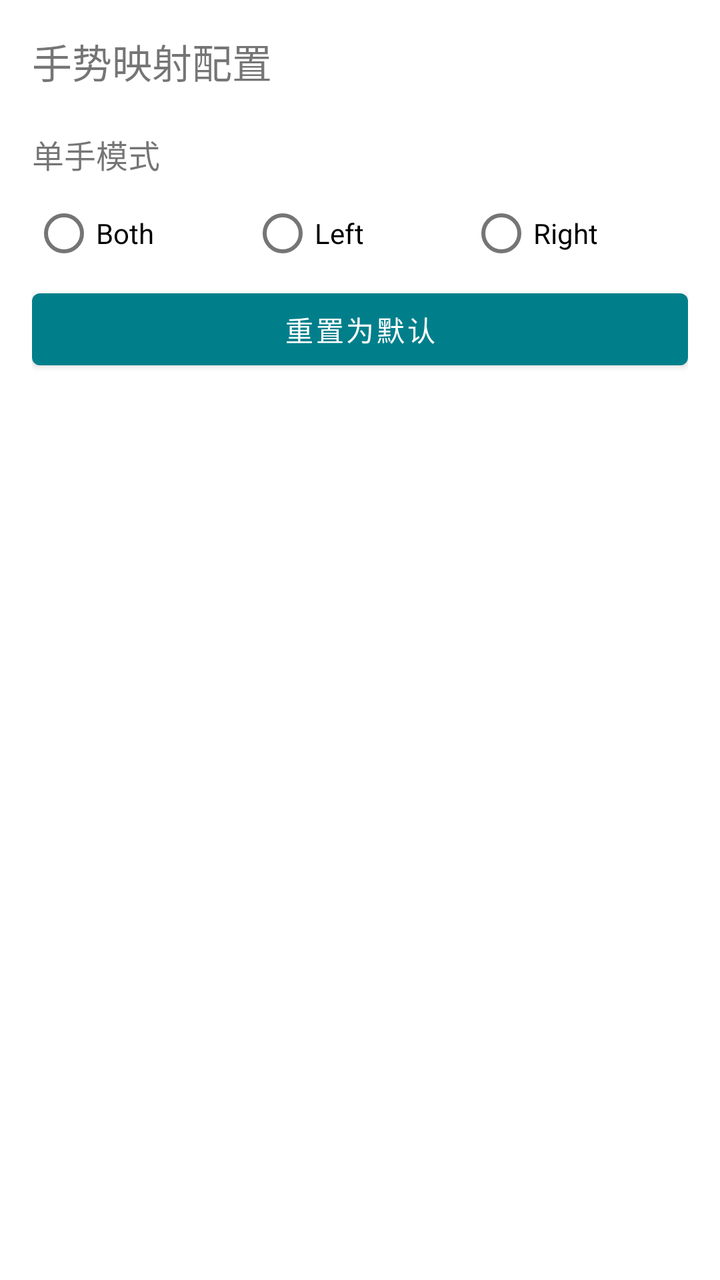
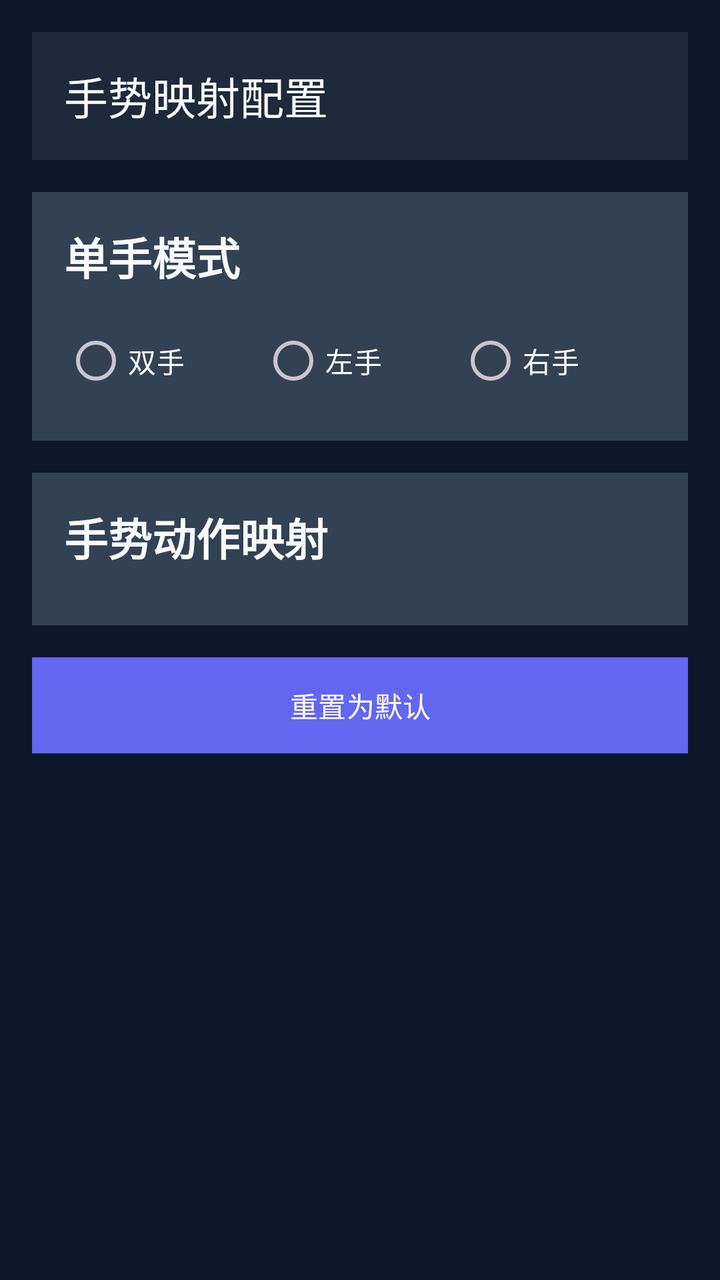

Before-and-after screenshots of an Android layout around one commit, followed by the original layout XML and the change that was made.
<!-- AndroidManifest.xml: application theme AppTheme -->
<!-- res/layout/activity_gesture_mapping.xml -->
<?xml version="1.0" encoding="utf-8"?>
<ScrollView xmlns:android="http://schemas.android.com/apk/res/android"
    android:layout_width="match_parent"
    android:layout_height="match_parent">

    <LinearLayout
        android:id="@+id/container"
        android:orientation="vertical"
        android:padding="16dp"
        android:layout_width="match_parent"
        android:layout_height="wrap_content">

        

        <TextView
            android:layout_width="match_parent"
            android:layout_height="wrap_content"
            android:paddingBottom="12dp"
            android:text="手势映射配置"
            android:textSize="20sp" />

        
        <TextView
            android:id="@+id/tv_single_hand_label"
            android:layout_width="match_parent"
            android:layout_height="wrap_content"
            android:text="单手模式"
            android:textSize="16sp"
            android:paddingTop="8dp"
            android:paddingBottom="4dp" />

        <RadioGroup
            android:id="@+id/rg_single_hand"
            android:layout_width="match_parent"
            android:layout_height="wrap_content"
            android:orientation="horizontal">

            <RadioButton
                android:id="@+id/rb_both"
                android:layout_width="0dp"
                android:layout_height="wrap_content"
                android:layout_weight="1"
                android:text="Both" />

            <RadioButton
                android:id="@+id/rb_left"
                android:layout_width="0dp"
                android:layout_height="wrap_content"
                android:layout_weight="1"
                android:text="Left" />

            <RadioButton
                android:id="@+id/rb_right"
                android:layout_width="0dp"
                android:layout_height="wrap_content"
                android:layout_weight="1"
                android:text="Right" />

        </RadioGroup>
        <Button
            android:id="@+id/btn_reset_defaults"
            android:layout_width="match_parent"
            android:layout_height="wrap_content"
            android:text="重置为默认" />

    </LinearLayout>
</ScrollView>
<!-- resources referenced by this layout -->
<resources>
  <style name="AppTheme" parent="Theme.MaterialComponents.Light.NoActionBar">
          
          <item name="colorPrimary">@color/mp_color_primary</item>
          <item name="colorPrimaryVariant">@color/mp_color_primary_variant</item>
          <item name="colorPrimaryDark">@color/mp_color_primary_dark</item>
          
          <item name="colorSecondary">@color/mp_color_secondary</item>
          <item name="colorSecondaryVariant">@color/mp_color_secondary_variant</item>
          <item name="colorError">@color/mp_color_error</item>
          
          <item name="android:statusBarColor">?attr/colorPrimary</item>
          
      </style>
  <color name="mp_color_primary">#007F8B</color>
  <color name="mp_color_primary_variant">#12B5CB</color>
  <color name="mp_color_primary_dark">#00676D</color>
  <color name="mp_color_secondary">#FBBC04</color>
  <color name="mp_color_secondary_variant">#F9AB00</color>
  <color name="mp_color_error">#B00020</color>
</resources>

<!-- the commit's change to res/layout/activity_gesture_mapping.xml (unified diff, before → after) -->
@@ -1,7 +1,9 @@
 <?xml version="1.0" encoding="utf-8"?>
 <ScrollView xmlns:android="http://schemas.android.com/apk/res/android"
+    xmlns:app="http://schemas.android.com/apk/res-auto"
     android:layout_width="match_parent"
-    android:layout_height="match_parent">
+    android:layout_height="match_parent"
+    android:background="@color/color_background">
 
     <LinearLayout
         android:id="@+id/container"
@@ -10,58 +12,112 @@
         android:layout_width="match_parent"
         android:layout_height="wrap_content">
 
-        
+        <com.google.android.material.appbar.MaterialToolbar
+            android:layout_width="match_parent"
+            android:layout_height="?attr/actionBarSize"
+            android:background="@color/color_background_surface"
+            app:title="手势映射配置"
+            app:titleTextColor="@color/color_text_primary" />
 
-        <TextView
+        <LinearLayout
             android:layout_width="match_parent"
             android:layout_height="wrap_content"
-            android:paddingBottom="12dp"
-            android:text="手势映射配置"
-            android:textSize="20sp" />
+            android:layout_marginTop="16dp"
+            android:background="@color/color_background_card"
+            android:padding="16dp">
 
-        
-        <TextView
-            android:id="@+id/tv_single_hand_label"
+            <LinearLayout
+                android:layout_width="match_parent"
+                android:layout_height="wrap_content"
+                android:orientation="vertical">
+
+                <TextView
+                    android:id="@+id/tv_single_hand_label"
+                    android:layout_width="match_parent"
+                    android:layout_height="wrap_content"
+                    android:text="单手模式"
+                    android:textColor="@color/color_text_primary"
+                    android:textSize="22sp"
+                    android:textStyle="bold"
+                    android:layout_marginBottom="12dp" />
+
+                <RadioGroup
+                    android:id="@+id/rg_single_hand"
+                    android:layout_width="match_parent"
+                    android:layout_height="wrap_content"
+                    android:orientation="horizontal">
+
+                    <RadioButton
+                        android:id="@+id/rb_both"
+                        android:layout_width="0dp"
+                        android:layout_height="wrap_content"
+                        android:layout_weight="1"
+                        android:text="双手"
+                        android:textColor="@color/color_text_primary" />
+
+                    <RadioButton
+                        android:id="@+id/rb_left"
+                        android:layout_width="0dp"
+                        android:layout_height="wrap_content"
+                        android:layout_weight="1"
+                        android:text="左手"
+                        android:textColor="@color/color_text_primary" />
+
+                    <RadioButton
+                        android:id="@+id/rb_right"
+                        android:layout_width="0dp"
+                        android:layout_height="wrap_content"
+                        android:layout_weight="1"
+                        android:text="右手"
+                        android:textColor="@color/color_text_primary" />
+
+                </RadioGroup>
+
+            </LinearLayout>
+
+        </LinearLayout>
+
+        <LinearLayout
             android:layout_width="match_parent"
             android:layout_height="wrap_content"
-            android:text="单手模式"
-            android:textSize="16sp"
-            android:paddingTop="8dp"
-            android:paddingBottom="4dp" />
+            android:layout_marginTop="16dp"
+            android:background="@color/color_background_card"
+            android:padding="16dp">
 
-        <RadioGroup
-            android:id="@+id/rg_single_hand"
-            android:layout_width="match_parent"
-            android:layout_height="wrap_content"
-            android:orientation="horizontal">
+            <LinearLayout
+                android:layout_width="match_parent"
+                android:layout_height="wrap_content"
+                android:orientation="vertical">
 
-            <RadioButton
-                android:id="@+id/rb_both"
-                android:layout_width="0dp"
-                android:layout_height="wrap_content"
-                android:layout_weight="1"
-                android:text="Both" />
+                <TextView
+                    android:layout_width="match_parent"
+                    android:layout_height="wrap_content"
+                    android:text="手势动作映射"
+                    android:textColor="@color/color_text_primary"
+                    android:textSize="22sp"
+                    android:textStyle="bold"
+                    android:layout_marginBottom="12dp" />
 
-            <RadioButton
-                android:id="@+id/rb_left"
-                android:layout_width="0dp"
-                android:layout_height="wrap_content"
-                android:layout_weight="1"
-                android:text="Left" />
+                <LinearLayout
+                    android:id="@+id/gesture_mappings_container"
+                    android:layout_width="match_parent"
+                    android:layout_height="wrap_content"
+                    android:orientation="vertical"
+                    android:spacing="12dp">
+                </LinearLayout>
 
-            <RadioButton
-                android:id="@+id/rb_right"
-                android:layout_width="0dp"
-                android:layout_height="wrap_content"
-                android:layout_weight="1"
-                android:text="Right" />
+            </LinearLayout>
 
-        </RadioGroup>
+        </LinearLayout>
+
         <Button
             android:id="@+id/btn_reset_defaults"
             android:layout_width="match_parent"
             android:layout_height="wrap_content"
-            android:text="重置为默认" />
+            android:text="重置为默认"
+            android:layout_marginTop="16dp"
+            android:background="@color/color_button_bg"
+            android:textColor="@color/color_button_text" />
 
     </LinearLayout>
 </ScrollView>
<!-- resource entries referenced after the edit -->
@@ -1,23 +1,32 @@
 <!-- resources referenced by this layout -->
 <resources>
-  <style name="AppTheme" parent="Theme.MaterialComponents.Light.NoActionBar">
-          
-          <item name="colorPrimary">@color/mp_color_primary</item>
-          <item name="colorPrimaryVariant">@color/mp_color_primary_variant</item>
-          <item name="colorPrimaryDark">@color/mp_color_primary_dark</item>
-          
-          <item name="colorSecondary">@color/mp_color_secondary</item>
-          <item name="colorSecondaryVariant">@color/mp_color_secondary_variant</item>
-          <item name="colorError">@color/mp_color_error</item>
-          
-          <item name="android:statusBarColor">?attr/colorPrimary</item>
-          
+  <color name="color_background">#0F172A</color>
+  <color name="color_background_card">#334155</color>
+  <color name="color_background_surface">#1E293B</color>
+  <color name="color_button_bg">#6366F1</color>
+  <color name="color_button_text">#FFFFFF</color>
+  <color name="color_text_primary">#F8FAFC</color>
+  <style name="AppTheme" parent="Theme.Material3.Dark.NoActionBar">
+          <item name="colorPrimary">@color/color_primary</item>
+          <item name="colorPrimaryDark">@color/color_primary_dark</item>
+          <item name="colorSecondary">@color/color_secondary</item>
+          <item name="android:colorBackground">@color/color_background</item>
+          <item name="colorSurface">@color/color_background_surface</item>
+          <item name="colorOnPrimary">@color/color_on_primary</item>
+          <item name="colorOnSecondary">@color/color_on_secondary</item>
+          <item name="colorOnBackground">@color/color_on_background</item>
+          <item name="colorOnSurface">@color/color_on_surface</item>
+          <item name="android:statusBarColor">@color/color_background</item>
+          <item name="android:navigationBarColor">@color/color_background_surface</item>
+          <item name="android:windowLightStatusBar">false</item>
+          <item name="android:windowLightNavigationBar">false</item>
       </style>
-  <color name="mp_color_primary">#007F8B</color>
-  <color name="mp_color_primary_variant">#12B5CB</color>
-  <color name="mp_color_primary_dark">#00676D</color>
-  <color name="mp_color_secondary">#FBBC04</color>
-  <color name="mp_color_secondary_variant">#F9AB00</color>
-  <color name="mp_color_error">#B00020</color>
+  <color name="color_primary">#6366F1</color>
+  <color name="color_primary_dark">#4F46E5</color>
+  <color name="color_secondary">#EC4899</color>
+  <color name="color_on_primary">#FFFFFF</color>
+  <color name="color_on_secondary">#FFFFFF</color>
+  <color name="color_on_background">#F8FAFC</color>
+  <color name="color_on_surface">#F8FAFC</color>
 </resources>
 
